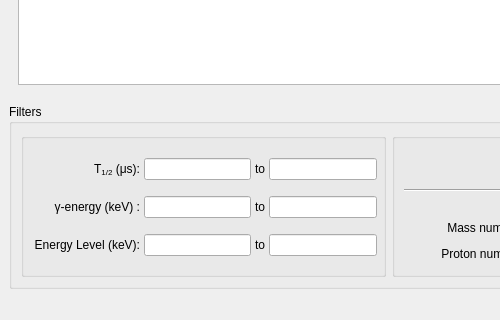
Before: the Qt Designer form w_Isomer/w_IsomerAPI.ui in LISEcute/IsomerAPI, drawn with Qt 5; both pictures show x 0 to 500 and y 446 to 766 of the 1115 by 766 pixel window.
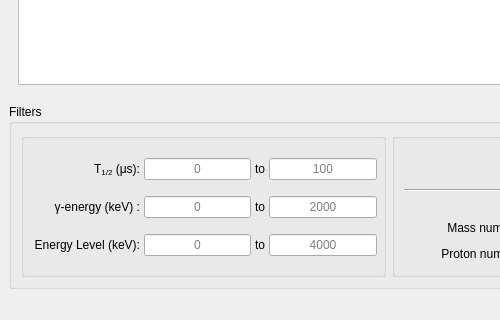
After: the same form once the commit is applied. Icons and pictures are not drawn.

The edit to the form file:
```diff
--- a/w_Isomer/w_IsomerAPI.ui
+++ b/w_Isomer/w_IsomerAPI.ui
@@ -591,6 +591,9 @@
             <property name="alignment">
              <set>Qt::AlignmentFlag::AlignCenter</set>
             </property>
+            <property name="placeholderText">
+             <string>0</string>
+            </property>
            </widget>
           </item>
           <item row="2" column="0">
@@ -611,6 +614,9 @@
             <property name="alignment">
              <set>Qt::AlignmentFlag::AlignCenter</set>
             </property>
+            <property name="placeholderText">
+             <string>4000</string>
+            </property>
            </widget>
           </item>
           <item row="0" column="2">
@@ -641,6 +647,9 @@
             <property name="alignment">
              <set>Qt::AlignmentFlag::AlignCenter</set>
             </property>
+            <property name="placeholderText">
+             <string>0</string>
+            </property>
            </widget>
           </item>
           <item row="2" column="1">
@@ -651,6 +660,9 @@
             <property name="alignment">
              <set>Qt::AlignmentFlag::AlignCenter</set>
             </property>
+            <property name="placeholderText">
+             <string>0</string>
+            </property>
            </widget>
           </item>
           <item row="0" column="3">
@@ -661,6 +673,9 @@
             <property name="alignment">
              <set>Qt::AlignmentFlag::AlignCenter</set>
             </property>
+            <property name="placeholderText">
+             <string>100</string>
+            </property>
            </widget>
           </item>
           <item row="1" column="3">
@@ -668,9 +683,15 @@
             <property name="inputMethodHints">
              <set>Qt::InputMethodHint::ImhPreferNumbers</set>
             </property>
+            <property name="text">
+             <string/>
+            </property>
             <property name="alignment">
              <set>Qt::AlignmentFlag::AlignCenter</set>
             </property>
+            <property name="placeholderText">
+             <string>2000</string>
+            </property>
            </widget>
           </item>
           <item row="0" column="0">
```
Left out of the diff: 9 changed lines with no effect on the pictures.
